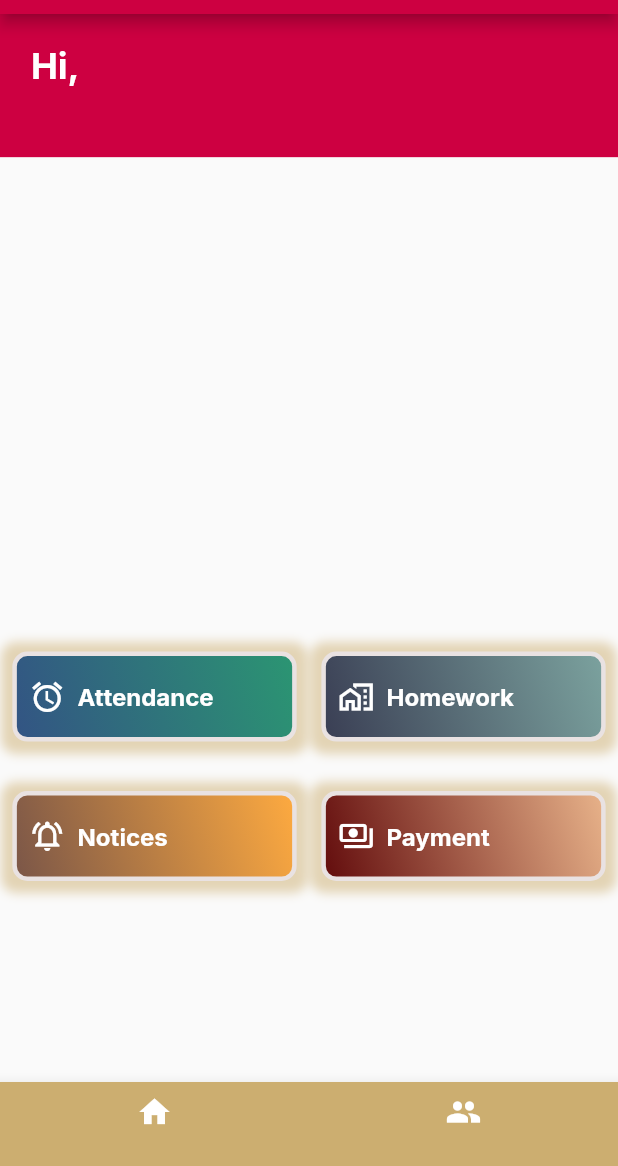
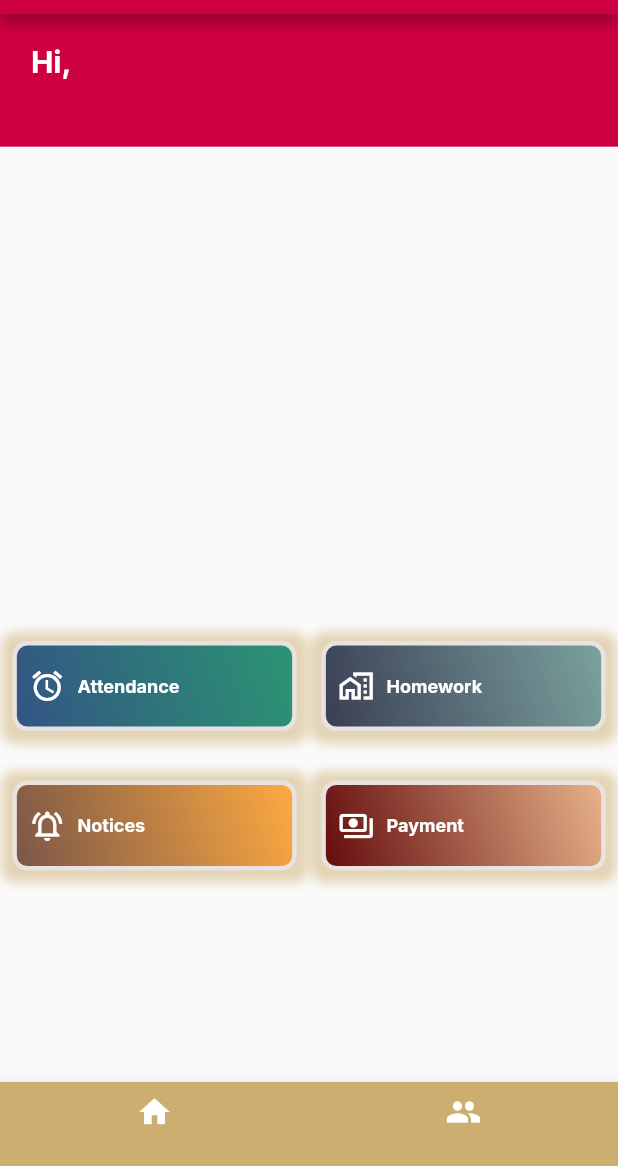
Before and after one commit to thashi85/LMS, a Flutter app: the HomePage screen opened by its route, on a phone screen of 412 x 824 dp, the part 70-1236 px from its top. Run offline on Flutter 3.47's test engine with Material 2 defaults, Android fonts, the phone set to English and light mode, and no system bars; drawn by our look-alikes of animated_text_kit, overlay_support; our stand-ins replace firebase_core, firebase_messaging, flutter_html, get, google_fonts, shared_preferences; accounts and stored records are empty; network calls fail.

Commit message:
home page UI changes

```diff
--- a/lib/ui/home/home.dart
+++ b/lib/ui/home/home.dart
@@ -61,7 +61,7 @@
       body: SharedComponentUI. calenderTopLayoutUI(context, _dimension, Column(
         children: [
            UserInfo(),
-          _dimension.isPortrait(context)?   _homePortraitContent(context):_homeLandscapeContent(context)
+          !_dimension.isWideDevice(context)?   _homePortraitContent(context):_homeLandscapeContent(context)
         ],
       )),
       bottomNavigationBar: Theme(
@@ -138,9 +138,12 @@
      var _h = _dimension.getSafeBlockSizeVertical(context);
     return SingleChildScrollView(
           scrollDirection: Axis.vertical,
-          child:  Wrap(
+          child:  Column(
+            crossAxisAlignment: CrossAxisAlignment.center,
+            children: [
+              Wrap(
                 direction: Axis.horizontal,
-           // spacing: _w,
+                spacing: _w,
                 //runSpacing: _h,
                 children: [
                    _menuItemContent(context,"Attendance",const Icon(Icons.access_alarm_sharp,color: Colors.white),const Color.fromARGB(255, 43, 150, 114),const Color.fromARGB(255, 51, 83, 132),()=> RouteHandler.redirectToAttendance()),
@@ -150,6 +153,8 @@
                    _menuItemContent(context,"Payment",const Icon(Icons.payments_outlined,color: Colors.white),const Color.fromARGB(255, 233, 180, 139),const Color.fromARGB(255, 97, 10, 11),()=>RouteHandler.redirectToPayment())
 
                 ],
+              ),
+            ],
           )
     );
 
@@ -158,13 +163,14 @@
   Widget _menuItemContent(BuildContext context,String text,Icon icon,Color color1,Color color2,Function onclick) {
      var _w = _dimension.getSafeBlockSizeHorizontal(context);
      var _h = _dimension.getSafeBlockSizeVertical(context);
-     var _isPortrait = _dimension.isPortrait(context);
+     var _isWideDevice = _dimension.isWideDevice(context);
      var _subTitle = _dimension.getFontSubTitle(context);
-     var _normalFont = _dimension.getFontNormal(context);
+   //  var _normalFont = _dimension.getFontNormal(context);
+     var _buttonwidth=!_isWideDevice ? _w*92/2: (_w*38/2) ;
     return  GestureDetector(
           onTap: () =>onclick() ,
           child:   Container(
-                    width: _isPortrait ? _w*92/2: _w*38/2 ,
+                    width:_buttonwidth<165 ? 165:_buttonwidth,
                     height: 60,
                     margin: EdgeInsets.symmetric(vertical:_h*2,horizontal: _w*2 ),
                     decoration:  BoxDecoration(
@@ -197,7 +203,7 @@
                               SizedBox(width: _w*2),
                               icon,
                               SizedBox(width: _w*2),
-                              Text(text,style:  AppTextStyle.primaryLightBold(size: _isPortrait ? _subTitle:_subTitle*0.75))
+                              Text(text,style:  AppTextStyle.primaryLightBold(size: _isWideDevice ? _subTitle:_subTitle*0.75))
                             ],
                           ),
           )
--- a/lib/ui/login/login.dart
+++ b/lib/ui/login/login.dart
@@ -48,6 +48,7 @@
                       //direction: Axis.vertical,
                       children: [
                         Row(
+                         // direction:     Axis.horizontal,
                           children: [
                              for (var i in _options)
                                 Flexible(
@@ -99,7 +100,7 @@
                                     children: [
                                       Container(
                                         width: _w * 70,
-                                        height: _h* 10,
+                                        height:( _h* 10 < 50 )? 50: _h* 10,
                                         padding: EdgeInsets.all(AppDimensions.safeBlockMinUnit*3),
                                         child: CustomButton(
                                             text: "Login",
--- a/lib/ui/widgets/student_slider.dart
+++ b/lib/ui/widgets/student_slider.dart
@@ -34,8 +34,9 @@
 
    Widget _studentInfoSection(BuildContext context){
   var _h = _dimension.getSafeBlockSizeVertical(context);
+  var _sliderHeight= _h*15;
       return SizedBox(
-                    height: _h*15,
+                    height:_sliderHeight<60 ? 60 :_sliderHeight,
                      child:
                       PageView.builder(
                         itemCount:(_authController.loggedInUser as Parent).students.length,
--- a/lib/utils/app_dimensions.dart
+++ b/lib/utils/app_dimensions.dart
@@ -59,16 +59,22 @@
   bool isPortrait(BuildContext context) {
     return getOrientation(context) == Orientation.portrait;
   }
+ bool isWideDevice(BuildContext context) {
+    var _mediaQueryData = MediaQuery.of(context);
 
+    var screenWidth = _mediaQueryData.size.width;
+    var screenHeight = _mediaQueryData.size.height;
+    return screenWidth>screenHeight;
+  }
   double getFontTitle(BuildContext context) {
 
     switch (getDeviceSize(context)) {
       case DeviceSize.small:
+        return 20;
+      case DeviceSize.medium:
         return 24;
-      case DeviceSize.medium:
+      default:
         return 28;
-      default:
-        return 32;
     }
   }
 
@@ -88,11 +94,11 @@
 
     switch (getDeviceSize(context)) {
       case DeviceSize.small:
-        return 14;
+        return 12;
       case DeviceSize.medium:
+        return 16;
+      default:
         return 20;
-      default:
-        return 24;
     }
   }
 
```
Also changed, not shown: lib/ui/shared/shared_component.dart (+15 -1 lines), lib/ui/widgets/student_summary.dart (+52 -15 lines). Lines whose indentation alone changed are shown as unchanged.
